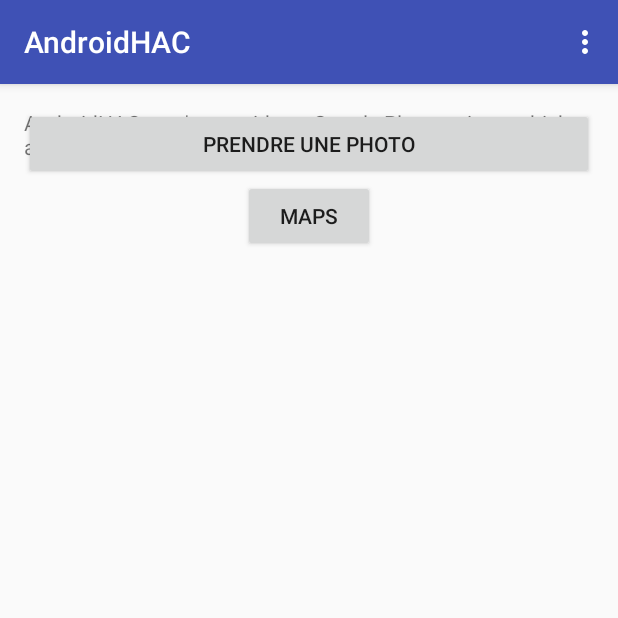
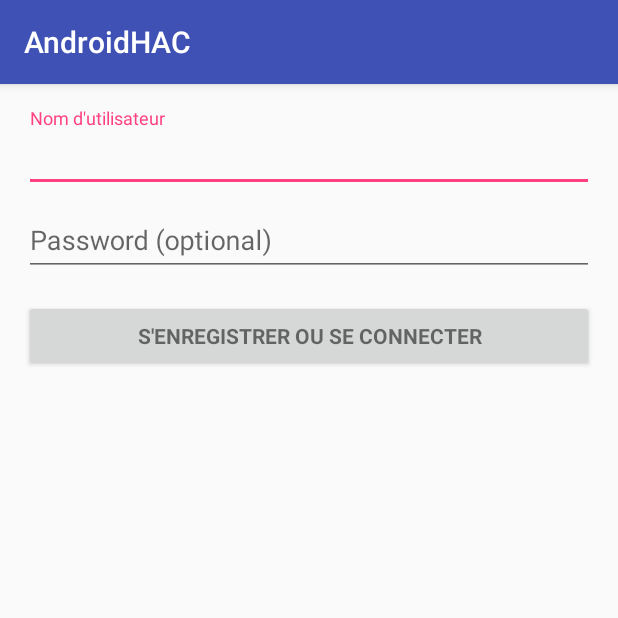
Before and after one commit to Oxynos/AndroidHAC, an Android app: the screen it shows after launch (MainActivity before the commit, LoginActivity after it), on a phone screen of 412 x 824 dp, the top half of it. Run offline under Robolectric (Android 15) with nearby library versions, the phone set to English and light mode, and no system bars; 2 statements that could not run were skipped.

Commit message:
Login activity

```diff
--- /dev/null
+++ b/app/src/main/java/com/m2dl/androidhac/LoginActivity.java
@@ -0,0 +1,398 @@
+package com.m2dl.androidhac;
+
+import android.Manifest;
+import android.animation.Animator;
+import android.animation.AnimatorListenerAdapter;
+import android.annotation.TargetApi;
+import android.content.Intent;
+import android.content.pm.PackageManager;
+import android.support.annotation.NonNull;
+import android.support.design.widget.Snackbar;
+import android.support.v4.app.ActivityCompat;
+import android.support.v4.content.ContextCompat;
+import android.support.v7.app.AppCompatActivity;
+import android.app.LoaderManager.LoaderCallbacks;
+
+import android.content.CursorLoader;
+import android.content.Loader;
+import android.database.Cursor;
+import android.net.Uri;
+import android.os.AsyncTask;
+
+import android.os.Build;
+import android.os.Bundle;
+import android.provider.ContactsContract;
+import android.text.TextUtils;
+import android.util.Log;
+import android.view.KeyEvent;
+import android.view.View;
+import android.view.View.OnClickListener;
+import android.view.inputmethod.EditorInfo;
+import android.widget.ArrayAdapter;
+import android.widget.AutoCompleteTextView;
+import android.widget.Button;
+import android.widget.EditText;
+import android.widget.TextView;
+
+import java.util.ArrayList;
+import java.util.List;
+
+import static android.Manifest.permission.READ_CONTACTS;
+
+/**
+ * A login screen that offers login via email/password.
+ */
+public class LoginActivity extends AppCompatActivity implements LoaderCallbacks<Cursor> {
+
+    /**
+     * Id to identity READ_CONTACTS permission request.
+     */
+    private static final int REQUEST_READ_CONTACTS = 0;
+
+    /**
+     * A dummy authentication store containing known user names and passwords.
+     * TODO: remove after connecting to a real authentication system.
+     */
+    private static final String[] DUMMY_CREDENTIALS = new String[]{
+            "foo@example.com:hello", "bar@example.com:world"
+    };
+    /**
+     * Keep track of the login task to ensure we can cancel it if requested.
+     */
+    private UserLoginTask mAuthTask = null;
+
+    // UI references.
+    private AutoCompleteTextView mEmailView;
+    private EditText mPasswordView;
+    private View mProgressView;
+    private View mLoginFormView;
+
+    User user;
+
+    @Override
+    protected void onCreate(Bundle savedInstanceState) {
+        super.onCreate(savedInstanceState);
+        if (Build.VERSION.SDK_INT >= Build.VERSION_CODES.M) {
+            permissions();
+        }
+        setContentView(R.layout.activity_login);
+        // Set up the login form.
+        mEmailView = (AutoCompleteTextView) findViewById(R.id.email);
+        populateAutoComplete();
+
+        mPasswordView = (EditText) findViewById(R.id.password);
+        mPasswordView.setOnEditorActionListener(new TextView.OnEditorActionListener() {
+            @Override
+            public boolean onEditorAction(TextView textView, int id, KeyEvent keyEvent) {
+                if (id == R.id.login || id == EditorInfo.IME_NULL) {
+                    attemptLogin();
+                    return true;
+                }
+                return false;
+            }
+        });
+
+        Button mEmailSignInButton = (Button) findViewById(R.id.email_sign_in_button);
+        mEmailSignInButton.setOnClickListener(new OnClickListener() {
+            @Override
+            public void onClick(View view) {
+                attemptLogin();
+            }
+        });
+
+        mLoginFormView = findViewById(R.id.login_form);
+        mProgressView = findViewById(R.id.login_progress);
+    }
+
+    private void populateAutoComplete() {
+        if (!mayRequestContacts()) {
+            return;
+        }
+
+        getLoaderManager().initLoader(0, null, this);
+    }
+
+    private boolean mayRequestContacts() {
+        if (Build.VERSION.SDK_INT < Build.VERSION_CODES.M) {
+            return true;
+        }
+        if (checkSelfPermission(READ_CONTACTS) == PackageManager.PERMISSION_GRANTED) {
+            return true;
+        }
+        if (shouldShowRequestPermissionRationale(READ_CONTACTS)) {
+            Snackbar.make(mEmailView, R.string.permission_rationale, Snackbar.LENGTH_INDEFINITE)
+                    .setAction(android.R.string.ok, new View.OnClickListener() {
+                        @Override
+                        @TargetApi(Build.VERSION_CODES.M)
+                        public void onClick(View v) {
+                            requestPermissions(new String[]{READ_CONTACTS}, REQUEST_READ_CONTACTS);
+                        }
+                    });
+        } else {
+            requestPermissions(new String[]{READ_CONTACTS}, REQUEST_READ_CONTACTS);
+        }
+        return false;
+    }
+
+    /**
+     * Callback received when a permissions request has been completed.
+     */
+    @Override
+    public void onRequestPermissionsResult(int requestCode, @NonNull String[] permissions,
+                                           @NonNull int[] grantResults) {
+        if (requestCode == REQUEST_READ_CONTACTS) {
+            if (grantResults.length == 1 && grantResults[0] == PackageManager.PERMISSION_GRANTED) {
+                populateAutoComplete();
+            }
+        }
+    }
+
+
+    /**
+     * Attempts to sign in or register the account specified by the login form.
+     * If there are form errors (invalid email, missing fields, etc.), the
+     * errors are presented and no actual login attempt is made.
+     */
+    private void attemptLogin() {
+        if (mAuthTask != null) {
+            return;
+        }
+
+        // Reset errors.
+        mEmailView.setError(null);
+        mPasswordView.setError(null);
+
+        // Store values at the time of the login attempt.
+        String email = mEmailView.getText().toString();
+        String password = mPasswordView.getText().toString();
+
+        boolean cancel = false;
+        View focusView = null;
+
+        // Check for a valid password, if the user entered one.
+        if (!TextUtils.isEmpty(password) && !isPasswordValid(password)) {
+            mPasswordView.setError(getString(R.string.error_invalid_password));
+            focusView = mPasswordView;
+            cancel = true;
+        }
+
+        // Check for a valid email address.
+        if (TextUtils.isEmpty(email)) {
+            mEmailView.setError(getString(R.string.error_field_required));
+            focusView = mEmailView;
+            cancel = true;
+        } else if (!isEmailValid(email)) {
+            mEmailView.setError("Le nom doit faire au moins 2 caractères");
+            focusView = mEmailView;
+            cancel = true;
+        }
+
+        if (cancel) {
+            // There was an error; don't attempt login and focus the first
+            // form field with an error.
+            focusView.requestFocus();
+        } else {
+            // Show a progress spinner, and kick off a background task to
+            // perform the user login attempt.
+            showProgress(true);
+            mAuthTask = new UserLoginTask(email, password);
+            mAuthTask.execute((Void) null);
+        }
+    }
+
+    private boolean isEmailValid(String email) {
+        //TODO: Replace this with your own logic
+        return email.length() >= 2;
+    }
+
+    private boolean isPasswordValid(String password) {
+        //TODO: Replace this with your own logic
+        return password.length() > 4;
+    }
+
+    /**
+     * Shows the progress UI and hides the login form.
+     */
+    @TargetApi(Build.VERSION_CODES.HONEYCOMB_MR2)
+    private void showProgress(final boolean show) {
+        // On Honeycomb MR2 we have the ViewPropertyAnimator APIs, which allow
+        // for very easy animations. If available, use these APIs to fade-in
+        // the progress spinner.
+        if (Build.VERSION.SDK_INT >= Build.VERSION_CODES.HONEYCOMB_MR2) {
+            int shortAnimTime = getResources().getInteger(android.R.integer.config_shortAnimTime);
+
+            mLoginFormView.setVisibility(show ? View.GONE : View.VISIBLE);
+            mLoginFormView.animate().setDuration(shortAnimTime).alpha(
+                    show ? 0 : 1).setListener(new AnimatorListenerAdapter() {
+                @Override
+                public void onAnimationEnd(Animator animation) {
+                    mLoginFormView.setVisibility(show ? View.GONE : View.VISIBLE);
+                }
+            });
+
+            mProgressView.setVisibility(show ? View.VISIBLE : View.GONE);
+            mProgressView.animate().setDuration(shortAnimTime).alpha(
+                    show ? 1 : 0).setListener(new AnimatorListenerAdapter() {
+                @Override
+                public void onAnimationEnd(Animator animation) {
+                    mProgressView.setVisibility(show ? View.VISIBLE : View.GONE);
+                }
+            });
+        } else {
+            // The ViewPropertyAnimator APIs are not available, so simply show
+            // and hide the relevant UI components.
+            mProgressView.setVisibility(show ? View.VISIBLE : View.GONE);
+            mLoginFormView.setVisibility(show ? View.GONE : View.VISIBLE);
+        }
+    }
+
+    @Override
+    public Loader<Cursor> onCreateLoader(int i, Bundle bundle) {
+        return new CursorLoader(this,
+                // Retrieve data rows for the device user's 'profile' contact.
+                Uri.withAppendedPath(ContactsContract.Profile.CONTENT_URI,
+                        ContactsContract.Contacts.Data.CONTENT_DIRECTORY), ProfileQuery.PROJECTION,
+
+                // Select only email addresses.
+                ContactsContract.Contacts.Data.MIMETYPE +
+                        " = ?", new String[]{ContactsContract.CommonDataKinds.Email
+                .CONTENT_ITEM_TYPE},
+
+                // Show primary email addresses first. Note that there won't be
+                // a primary email address if the user hasn't specified one.
+                ContactsContract.Contacts.Data.IS_PRIMARY + " DESC");
+    }
+
+    @Override
+    public void onLoadFinished(Loader<Cursor> cursorLoader, Cursor cursor) {
+        List<String> emails = new ArrayList<>();
+        cursor.moveToFirst();
+        while (!cursor.isAfterLast()) {
+            emails.add(cursor.getString(ProfileQuery.ADDRESS));
+            cursor.moveToNext();
+        }
+
+        addEmailsToAutoComplete(emails);
+    }
+
+    @Override
+    public void onLoaderReset(Loader<Cursor> cursorLoader) {
+
+    }
+
+    private void addEmailsToAutoComplete(List<String> emailAddressCollection) {
+        //Create adapter to tell the AutoCompleteTextView what to show in its dropdown list.
+        ArrayAdapter<String> adapter =
+                new ArrayAdapter<>(LoginActivity.this,
+                        android.R.layout.simple_dropdown_item_1line, emailAddressCollection);
+
+        mEmailView.setAdapter(adapter);
+    }
+
+
+    private interface ProfileQuery {
+        String[] PROJECTION = {
+                ContactsContract.CommonDataKinds.Email.ADDRESS,
+                ContactsContract.CommonDataKinds.Email.IS_PRIMARY,
+        };
+
+        int ADDRESS = 0;
+        int IS_PRIMARY = 1;
+    }
+
+    /**
+     * Represents an asynchronous login/registration task used to authenticate
+     * the user.
+     */
+    public class UserLoginTask extends AsyncTask<Void, Void, Boolean> {
+
+        private final String mEmail;
+        private final String mPassword;
+
+        UserLoginTask(String email, String password) {
+            mEmail = email;
+            mPassword = password;
+        }
+
+        @Override
+        protected Boolean doInBackground(Void... params) {
+            // TODO: attempt authentication against a network service.
+
+            try {
+                // Simulate network access.
+                Thread.sleep(2000);
+            } catch (InterruptedException e) {
+                return false;
+            }
+
+            for (String credential : DUMMY_CREDENTIALS) {
+                String[] pieces = credential.split(":");
+                if (pieces[0].equals(mEmail)) {
+                    // Account exists, return true if the password matches.
+                    return pieces[1].equals(mPassword);
+                }
+            }
+
+            user = new User(mEmail);
+
+            // TODO: register the new account here.
+            return true;
+        }
+
+        @Override
+        protected void onPostExecute(final Boolean success) {
+            mAuthTask = null;
+            showProgress(false);
+
+            if (success) {
+                finish();
+                Intent myIntent = new Intent(LoginActivity.this, MainActivity.class);
+                myIntent.putExtra("user", user.getPseudo());
+                startActivity(myIntent);
+            } else {
+                mPasswordView.setError(getString(R.string.error_incorrect_password));
+                mPasswordView.requestFocus();
+            }
+        }
+
+        @Override
+        protected void onCancelled() {
+            mAuthTask = null;
+            showProgress(false);
+        }
+    }
+
+    public void permissions() {
+        String permissions [] = {
+                Manifest.permission.WRITE_EXTERNAL_STORAGE,
+                Manifest.permission.ACCESS_FINE_LOCATION,
+                Manifest.permission.ACCESS_COARSE_LOCATION
+        };
+
+        ActivityCompat.requestPermissions(this, permissions, 3);
+
+        if (ContextCompat.checkSelfPermission(this,
+                Manifest.permission.WRITE_EXTERNAL_STORAGE)
+                != PackageManager.PERMISSION_GRANTED) {
+
+            // Should we show an explanation?
+            if (ActivityCompat.shouldShowRequestPermissionRationale(this,
+                    Manifest.permission.WRITE_EXTERNAL_STORAGE)) {
+
+                // Show an expanation to the user *asynchronously* -- don't block
+                // this thread waiting for the user's response! After the user
+                // sees the explanation, try again to request the permission.
+
+            } else {
+
+                // No explanation needed, we can request the permission.
+
+                //ActivityCompat.requestPermissions(this,permissions, MY_PERMISSIONS_REQUEST);
+
+                // MY_PERMISSIONS_REQUEST_READ_CONTACTS is an
+                // app-defined int constant. The callback method gets the
+                // result of the request.
+            }
+        }
+    }
+}
--- /dev/null
+++ b/app/src/main/res/layout/activity_login.xml
@@ -0,0 +1,77 @@
+<LinearLayout xmlns:android="http://schemas.android.com/apk/res/android"
+    xmlns:tools="http://schemas.android.com/tools"
+    android:layout_width="match_parent"
+    android:layout_height="match_parent"
+    android:gravity="center_horizontal"
+    android:orientation="vertical"
+    android:paddingBottom="@dimen/activity_vertical_margin"
+    android:paddingLeft="@dimen/activity_horizontal_margin"
+    android:paddingRight="@dimen/activity_horizontal_margin"
+    android:paddingTop="@dimen/activity_vertical_margin"
+    tools:context="com.m2dl.androidhac.LoginActivity">
+
+    <!-- Login progress -->
+    <ProgressBar
+        android:id="@+id/login_progress"
+        style="?android:attr/progressBarStyleLarge"
+        android:layout_width="wrap_content"
+        android:layout_height="wrap_content"
+        android:layout_marginBottom="8dp"
+        android:visibility="gone" />
+
+    <ScrollView
+        android:id="@+id/login_form"
+        android:layout_width="match_parent"
+        android:layout_height="match_parent">
+
+        <LinearLayout
+            android:id="@+id/email_login_form"
+            android:layout_width="match_parent"
+            android:layout_height="wrap_content"
+            android:orientation="vertical">
+
+            <android.support.design.widget.TextInputLayout
+                android:layout_width="match_parent"
+                android:layout_height="wrap_content">
+
+                <AutoCompleteTextView
+                    android:id="@+id/email"
+                    android:layout_width="match_parent"
+                    android:layout_height="wrap_content"
+                    android:hint="Nom d'utilisateur"
+                    android:maxLines="1"
+                    android:singleLine="true"
+                    android:inputType="text" />
+
+            </android.support.design.widget.TextInputLayout>
+
+            <android.support.design.widget.TextInputLayout
+                android:layout_width="match_parent"
+                android:layout_height="wrap_content">
+
+                <EditText
+                    android:id="@+id/password"
+                    android:layout_width="match_parent"
+                    android:layout_height="wrap_content"
+                    android:hint="@string/prompt_password"
+                    android:imeActionId="@+id/login"
+                    android:imeActionLabel="@string/action_sign_in_short"
+                    android:imeOptions="actionUnspecified"
+                    android:inputType="textPassword"
+                    android:maxLines="1"
+                    android:singleLine="true" />
+
+            </android.support.design.widget.TextInputLayout>
+
+            <Button
+                android:id="@+id/email_sign_in_button"
+                style="?android:textAppearanceSmall"
+                android:layout_width="match_parent"
+                android:layout_height="wrap_content"
+                android:layout_marginTop="16dp"
+                android:text="S'enregistrer ou se connecter"
+                android:textStyle="bold" />
+
+        </LinearLayout>
+    </ScrollView>
+</LinearLayout>
--- a/app/src/main/res/layout/content_main.xml
+++ b/app/src/main/res/layout/content_main.xml
@@ -15,27 +15,25 @@
     <TextView
         android:layout_width="wrap_content"
         android:layout_height="wrap_content"
-        android:text="Hello World!"
+        android:text="Bonjour"
         android:id="@+id/textView"
-        android:layout_marginTop="23dp"
         android:textAlignment="center"
-        android:layout_below="@+id/btnPhoto"
-        android:layout_alignParentLeft="true"
-        android:layout_alignParentStart="true"
         android:layout_alignParentRight="true"
-        android:layout_alignParentEnd="true" />
+        android:layout_alignParentEnd="true"
+        android:layout_alignTop="@+id/mapButton"
+        android:layout_toRightOf="@+id/mapButton"
+        android:layout_toEndOf="@+id/mapButton"
+        android:layout_alignBottom="@+id/mapButton" />
 
     <Button
         android:layout_width="wrap_content"
         android:layout_height="wrap_content"
         android:text="Prendre une photo"
         android:id="@+id/btnPhoto"
+        android:onClick="takePhoto"
         android:layout_alignParentTop="true"
-        android:layout_alignParentLeft="true"
-        android:layout_alignParentStart="true"
-        android:layout_alignParentRight="true"
-        android:layout_alignParentEnd="true"
-        android:onClick="takePhoto" />
+        android:layout_toStartOf="@+id/mapButton"
+        android:layout_toLeftOf="@+id/mapButton" />
 
     <ImageView
         android:layout_width="wrap_content"
@@ -53,7 +51,7 @@
         android:text="Maps"
         android:id="@+id/mapButton"
         android:onClick="launchMapsActivity"
-        android:layout_below="@+id/btnPhoto"
+        android:layout_alignBottom="@+id/btnPhoto"
         android:layout_centerHorizontal="true" />
 
     <fragment
@@ -66,6 +64,6 @@
         android:layout_alignEnd="@+id/ivPhoto"
         android:layout_alignParentLeft="true"
         android:layout_alignParentStart="true"
-        android:layout_alignTop="@+id/btnPhoto" />
+        android:layout_below="@+id/ivPhoto" />
 
 </RelativeLayout>
--- a/app/src/main/res/values/strings.xml
+++ b/app/src/main/res/values/strings.xml
@@ -10,4 +10,18 @@
     <string name="title_activity_maps">Map</string>
     <string name="title_activity_plan">PlanActivity</string>
     <string name="Plan">Plan</string>
+    <string name="title_activity_login">AndroidHAC</string>
+
+    <!-- Strings related to login -->
+    <string name="prompt_email">Email</string>
+    <string name="prompt_password">Password (optional)</string>
+    <string name="action_sign_in">Sign in or register</string>
+    <string name="action_sign_in_short">Sign in</string>
+    <string name="error_invalid_email">This email address is invalid</string>
+    <string name="error_invalid_password">This password is too short</string>
+    <string name="error_incorrect_password">This password is incorrect</string>
+    <string name="error_field_required">This field is required</string>
+    <string name="permission_rationale">"Contacts permissions are needed for providing email
+        completions."
+    </string>
 </resources>
```
Also changed, not shown: app/src/main/AndroidManifest.xml (+15 -11 lines), app/src/main/java/com/m2dl/androidhac/MainActivity.java (+49 -40 lines).
